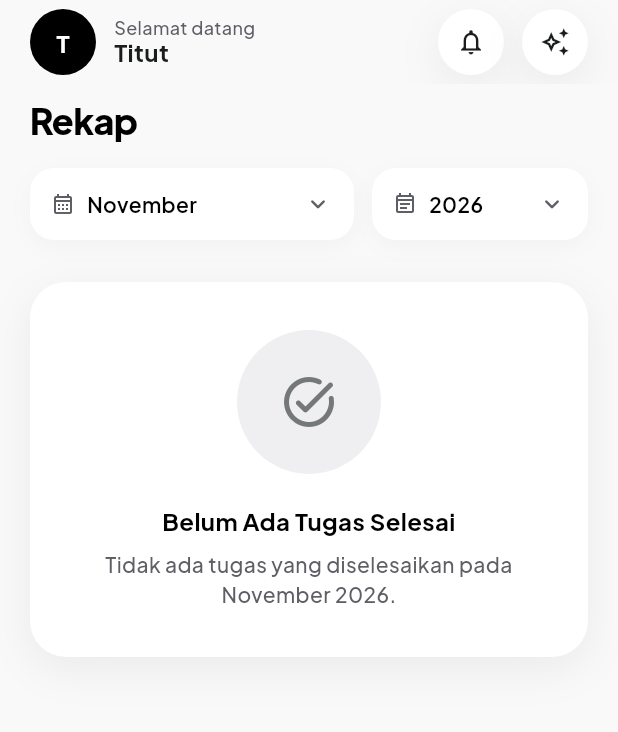
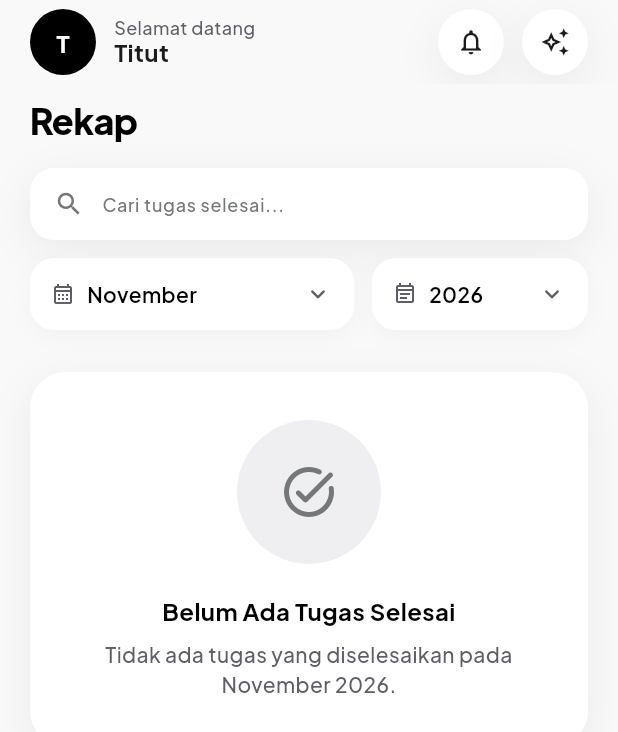
Before and after one commit to justin-rar/kelarin, a Flutter app: the CompletedTasksView screen opened directly, on a phone screen of 412 x 824 dp. Shown: the top 732 px of the screen. Run offline on Flutter 3.47's test engine with Material 3 defaults, Android fonts, the phone set to English and light mode, and no system bars; our stand-ins replace flutter_local_notifications, flutter_timezone, get, google_fonts, hive, hive_flutter and 3 more; accounts and stored records are empty.

Commit message:
feat: tambahkan fitur search task di halaman Selesai/Rekap

```diff
--- a/lib/app/modules/task/views/completed_tasks_view.dart
+++ b/lib/app/modules/task/views/completed_tasks_view.dart
@@ -5,6 +5,7 @@ import '../../../core/constants/app_dimens.dart';
 import '../../../core/constants/app_shadows.dart';
 import '../../../core/theme/app_typography.dart';
 import '../../../global_widgets/app_header.dart';
+import '../../../global_widgets/app_search_bar.dart';
 import '../../../global_widgets/confirmation_dialog.dart';
 import '../../../global_widgets/empty_state.dart';
 import '../../../global_widgets/page_title_row.dart';
@@ -53,7 +54,18 @@ class CompletedTasksView extends GetView<TaskController> {
                     const PageTitleRow(title: 'Rekap'),
                     const SizedBox(height: 16),
 
-                    // 2. Filter Bulan (dengan opsi Semua) & Tahun (2026 - 2045)
+                    // 2. Search Bar
+                    Padding(
+                      padding: const EdgeInsets.symmetric(horizontal: AppDimens.margin),
+                      child: AppSearchBar(
+                        placeholder: 'Cari tugas selesai...',
+                        onChanged: (val) => controller.completedSearchQuery.value = val,
+                        onClear: () => controller.completedSearchQuery.value = '',
+                      ),
+                    ),
+                    const SizedBox(height: 12),
+
+                    // 3. Filter Bulan (dengan opsi Semua) & Tahun (2026 - 2045)
                     Padding(
                       padding: const EdgeInsets.symmetric(horizontal: AppDimens.margin),
                       child: Obx(() => Row(
@@ -103,9 +115,12 @@ class CompletedTasksView extends GetView<TaskController> {
                       final tahunLabel = controller.completedFilterYear.value.toString();
 
                       if (isEmpty) {
-                        final emptySubtitle = isSemuaBulan
-                            ? 'Tidak ada tugas yang diselesaikan pada tahun $tahunLabel.'
-                            : 'Tidak ada tugas yang diselesaikan pada $bulanLabel $tahunLabel.';
+                        final isSearching = controller.completedSearchQuery.value.trim().isNotEmpty;
+                        final emptySubtitle = isSearching
+                            ? 'Tidak ada tugas selesai yang cocok dengan "${controller.completedSearchQuery.value}".'
+                            : (isSemuaBulan
+                                ? 'Tidak ada tugas yang diselesaikan pada tahun $tahunLabel.'
+                                : 'Tidak ada tugas yang diselesaikan pada $bulanLabel $tahunLabel.');
 
                         return Padding(
                           padding: const EdgeInsets.symmetric(
@@ -113,8 +128,8 @@ class CompletedTasksView extends GetView<TaskController> {
                             vertical: 8,
                           ),
                           child: EmptyStateCard(
-                            icon: Icons.task_alt_rounded,
-                            title: 'Belum Ada Tugas Selesai',
+                            icon: isSearching ? Icons.search_off_rounded : Icons.task_alt_rounded,
+                            title: isSearching ? 'Tugas Tidak Ditemukan' : 'Belum Ada Tugas Selesai',
                             subtitle: emptySubtitle,
                           ),
                         );
```
